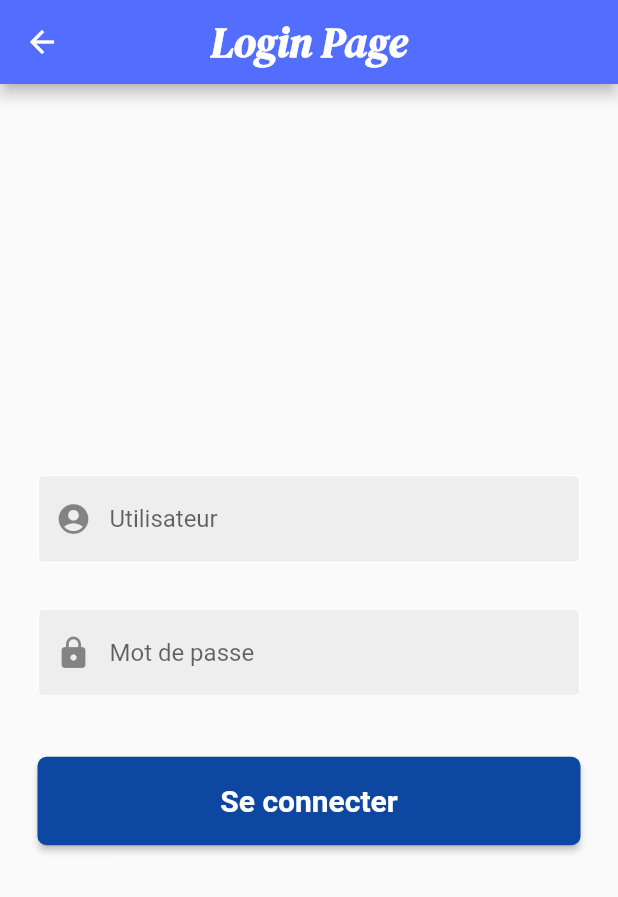
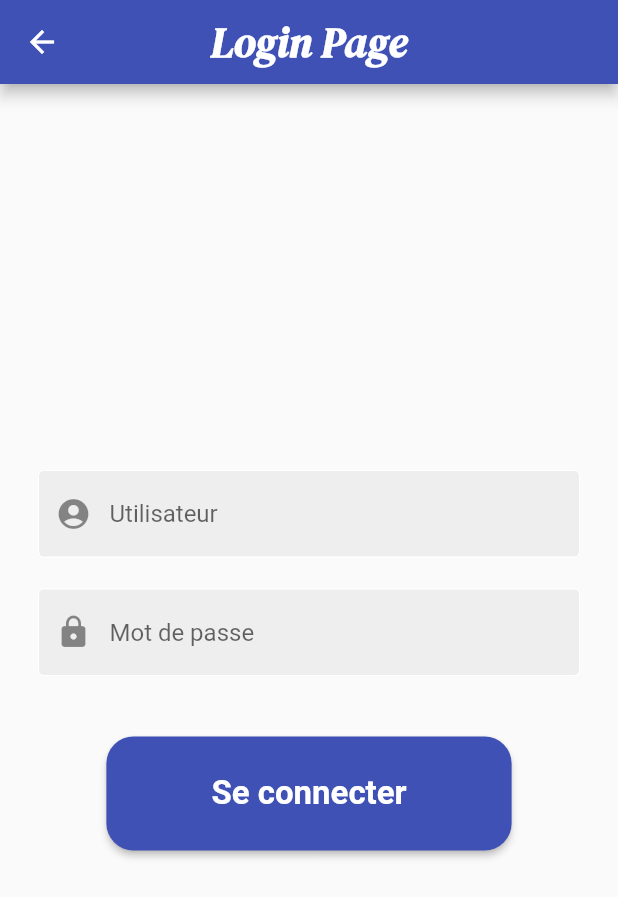
Before and after one commit to MahdiAyadi1/metroapp, a Flutter app: the screen it shows after launch, after a tap on the "menu" icon, after a tap on "Login", on a phone screen of 412 x 824 dp. Shown: the top 897 px of the screen. Run offline on Flutter 3.47's test engine with Material 2 defaults, Android fonts, the phone set to English and light mode, and no system bars; our stand-ins replace firebase_core, sqflite; accounts and stored records are empty; Roboto replaces fonts that are missing (Allfont).

Commit message:
textfield() Fixed

```diff
--- a/Mobile/metroapp/lib/components/button.dart
+++ b/Mobile/metroapp/lib/components/button.dart
@@ -1,8 +1,10 @@
+// ignore_for_file: prefer_const_constructors
+
 import 'package:flutter/material.dart';
 import 'myvariables.dart';
 
 class Mybutton extends StatelessWidget {
-  final Text text;
+  final String text;
   final void Function()? onPressed;
   const Mybutton({super.key,
   required this.text,
@@ -18,11 +20,14 @@ class Mybutton extends StatelessWidget {
               style: ButtonStyle(
                 backgroundColor:
                     MaterialStateProperty.all(MyVariables.mainColor),
-                padding: MaterialStateProperty.all(EdgeInsets.all(18)),
+                padding: MaterialStateProperty.all(EdgeInsets.fromLTRB(70,25,70,25)),
                 shape: MaterialStateProperty.all(RoundedRectangleBorder(
                     borderRadius: BorderRadius.circular(18))),
               ),
-              child: text,
+              child: Text(
+                    text,
+                    style: TextStyle(fontSize: 22, fontWeight: FontWeight.bold),
+                  ),
             ),
           );
 
--- a/Mobile/metroapp/lib/pages/find_metro.dart
+++ b/Mobile/metroapp/lib/pages/find_metro.dart
@@ -1,6 +1,7 @@
 // ignore_for_file: prefer_const_constructors
 
 import 'package:flutter/material.dart';
+import 'package:metroapp/components/myvariables.dart';
 
 class Findmetro extends StatelessWidget {
   const Findmetro({super.key});
@@ -10,7 +11,7 @@ class Findmetro extends StatelessWidget {
     return SafeArea(
       child: Scaffold(
         appBar: AppBar(
-        backgroundColor: Colors.indigoAccent,
+        backgroundColor: MyVariables.mainColor,
         title: Text("Find metro Page",style: TextStyle(
                   fontSize: 28,
                   fontFamily: 'Myfont',
--- a/Mobile/metroapp/lib/pages/login.dart
+++ b/Mobile/metroapp/lib/pages/login.dart
@@ -1,6 +1,8 @@
 // ignore_for_file: prefer_const_constructors
 
 import 'package:flutter/material.dart';
+import 'package:metroapp/components/button.dart';
+import 'package:metroapp/components/myvariables.dart';
 import '../components/MyTextField().dart';
 
 class Login extends StatelessWidget {
@@ -12,7 +14,7 @@ class Login extends StatelessWidget {
     return SafeArea(
       child: Scaffold(
         appBar: AppBar(
-          backgroundColor: Colors.indigoAccent,
+          backgroundColor: MyVariables.mainColor,
           title: Text(
             "Login Page",
             style: TextStyle(
@@ -31,36 +33,19 @@ class Login extends StatelessWidget {
               hintText: 'Utilisateur',
               obscureText: false,
             ),
-            const SizedBox(height: 30),
+            const SizedBox(height: 20),
             MyTextField(
               icon: Icons.lock,
               controller: passwordController,
               hintText: 'Mot de passe',
               obscureText: true,
             ),
-            const SizedBox(height: 40),
-            Padding(
-              padding: const EdgeInsets.symmetric(horizontal: 25.0),
-              child: SizedBox(
-                width: double.infinity,
-                child: ElevatedButton(
-                  onPressed: () {
+            SizedBox(height: 40),
+            Mybutton(
+              text: "Se connecter",
+              onPressed: () {
                     Navigator.pushNamed(context, '/emploi');
-                  },
-                  style: ButtonStyle(
-                    backgroundColor:
-                        MaterialStateProperty.all(Colors.blue[900]),
-                    padding: MaterialStateProperty.all(EdgeInsets.all(18)),
-                    shape: MaterialStateProperty.all(RoundedRectangleBorder(
-                        borderRadius: BorderRadius.circular(6))),
-                  ),
-                  child: Text(
-                    "Se connecter",
-                    style: TextStyle(fontSize: 20, fontWeight: FontWeight.bold),
-                  ),
-                ),
-              ),
-            ),
+                  },),
           ],
         ),
       ),
--- a/Mobile/metroapp/lib/pages/welcome.dart
+++ b/Mobile/metroapp/lib/pages/welcome.dart
@@ -45,7 +45,7 @@ class _WelcomeState extends State<Welcome> {
                     Navigator.pushNamed(context, '/login');
                   },
                   child: Card(
-                    color: Colors.grey[200],
+                    color: MyVariables.backgroundColor,
                     child: ListTile(
                       autofocus: true,
                       title: Text(
@@ -53,7 +53,7 @@ class _WelcomeState extends State<Welcome> {
                         style: TextStyle(
                             fontSize: 22,
                             fontWeight: FontWeight.bold,
-                            color: Colors.grey[800]),
+                            color: MyVariables.textColor),
                       ),
                       trailing: Icon(Icons.login),
                     ),
@@ -75,7 +75,7 @@ class _WelcomeState extends State<Welcome> {
                 ),
               ),
             ),
-            child: ListView(
+            child: Column(
               children: [
                 Padding(
                   padding: const EdgeInsets.only(left: 30),
@@ -108,7 +108,7 @@ class _WelcomeState extends State<Welcome> {
                               .map((e) =>
                                   DropdownMenuItem(value: e, child: Text(e)))
                               .toList(),
-                          OnChange: (v) {
+                          onChange: (v) {
                             setState(() {
                               _selectLigne = v.toString();
                               stationsFiltred = [];
@@ -137,7 +137,7 @@ class _WelcomeState extends State<Welcome> {
                             child: Text(value),
                           );
                         }).toList(),
-                        OnChange: (value) {
+                        onChange: (value) {
                           setState(() {
                             _selectStationDepart = value.toString();
                           });
@@ -155,7 +155,7 @@ class _WelcomeState extends State<Welcome> {
                             child: Text(value),
                           );
                         }).toList(),
-                        OnChange: (value) {
+                        onChange: (value) {
                           setState(() {
                             _selectStationArrive = value.toString();
                           });
@@ -165,10 +165,7 @@ class _WelcomeState extends State<Welcome> {
                   ),
                 ),
                 Mybutton(
-                  text: Text(
-                    "click here",
-                    style: TextStyle(fontSize: 20, fontWeight: FontWeight.bold),
-                  ),
+                  text: "click here",
                   onPressed: () {
                     Navigator.pushNamed(context, '/findmetro');
                   },
```
Also changed, not shown: Mobile/metroapp/lib/components/MyTextField().dart (+15 -7 lines), Mobile/metroapp/lib/components/inputWelcome.dart (+6 -3 lines).
